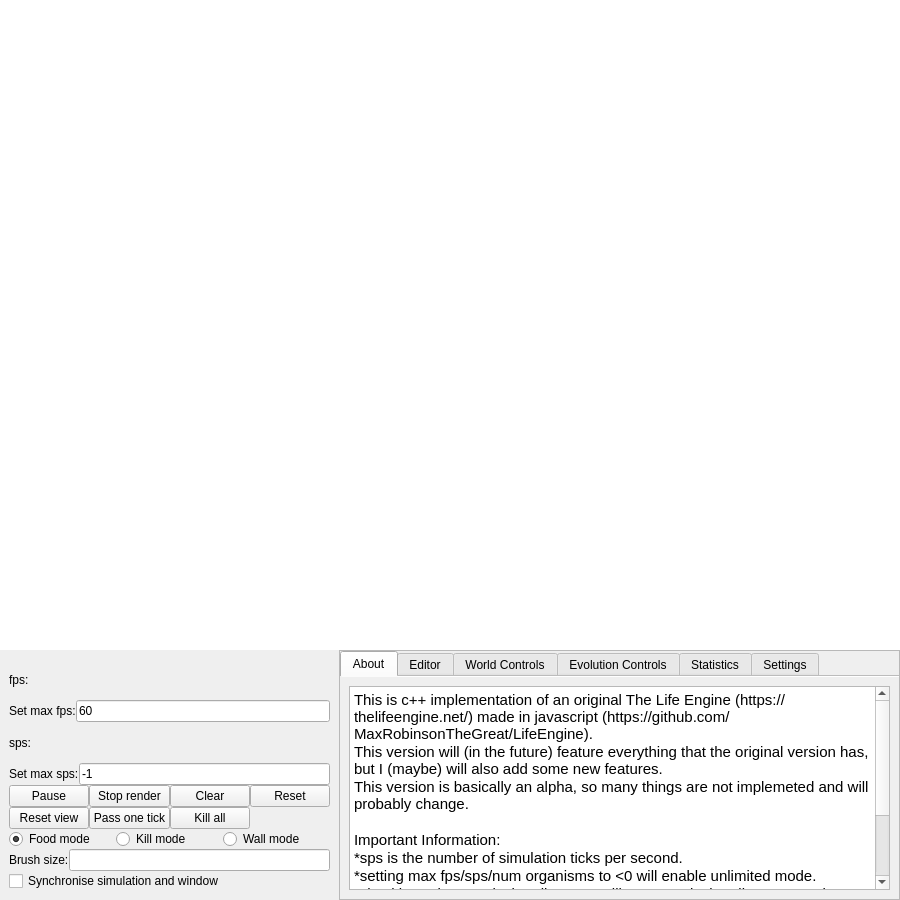
The window that LifeEngineCpp/UiFiles/mainwindow.ui (SuperSpaceEye/LifeEngineExtended) describes before a commit, drawn with Qt 5.
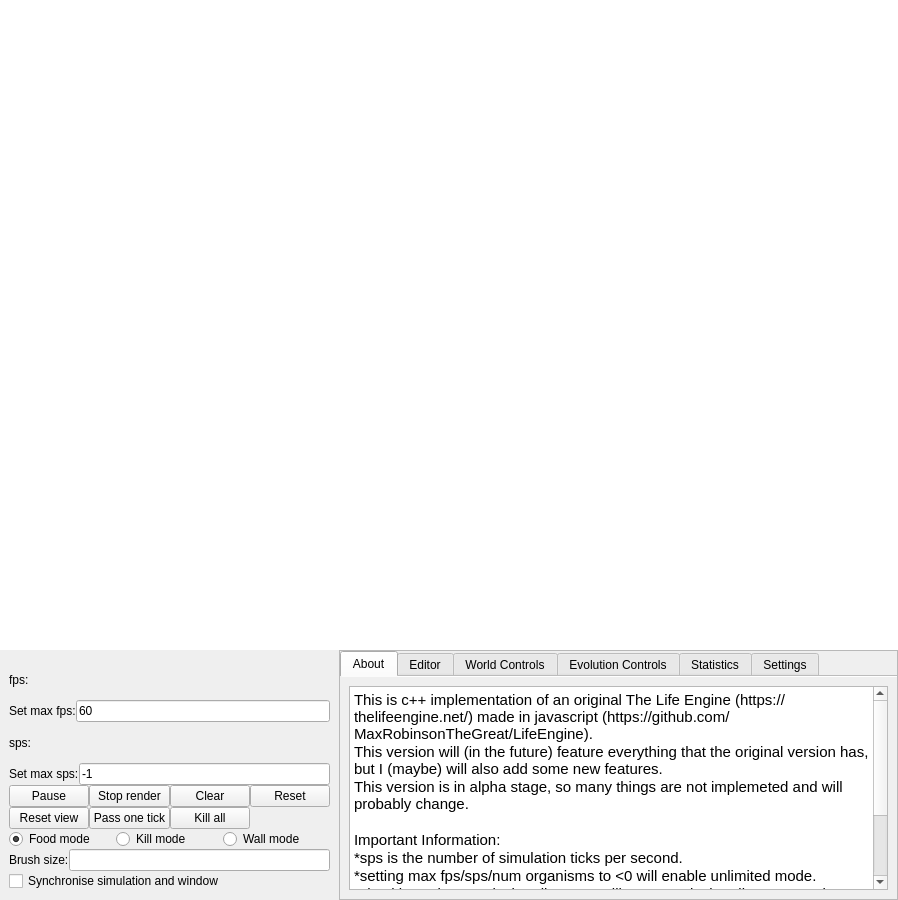
The same window after the commit.

Diff of the .ui file:
```diff
--- a/LifeEngineCpp/UiFiles/mainwindow.ui
+++ b/LifeEngineCpp/UiFiles/mainwindow.ui
@@ -6,7 +6,7 @@
    <rect>
     <x>0</x>
     <y>0</y>
-    <width>900</width>
+    <width>898</width>
     <height>900</height>
    </rect>
   </property>
@@ -420,7 +420,7 @@
 &lt;/style&gt;&lt;/head&gt;&lt;body style=&quot; font-family:'Ubuntu'; font-size:11pt; font-weight:400; font-style:normal;&quot;&gt;
 &lt;p style=&quot; margin-top:0px; margin-bottom:0px; margin-left:0px; margin-right:0px; -qt-block-indent:0; text-indent:0px;&quot;&gt;This is c++ implementation of an original The Life Engine (https://thelifeengine.net/) made in javascript (https://github.com/MaxRobinsonTheGreat/LifeEngine).&lt;/p&gt;
 &lt;p style=&quot; margin-top:0px; margin-bottom:0px; margin-left:0px; margin-right:0px; -qt-block-indent:0; text-indent:0px;&quot;&gt;This version will (in the future) feature everything that the original version has, but I (maybe) will also add some new features.&lt;/p&gt;
-&lt;p style=&quot; margin-top:0px; margin-bottom:0px; margin-left:0px; margin-right:0px; -qt-block-indent:0; text-indent:0px;&quot;&gt;This version is basically an alpha, so many things are not implemeted and will probably change.&lt;/p&gt;
+&lt;p style=&quot; margin-top:0px; margin-bottom:0px; margin-left:0px; margin-right:0px; -qt-block-indent:0; text-indent:0px;&quot;&gt;This version is in alpha stage, so many things are not implemeted and will probably change.&lt;/p&gt;
 &lt;p style=&quot;-qt-paragraph-type:empty; margin-top:0px; margin-bottom:0px; margin-left:0px; margin-right:0px; -qt-block-indent:0; text-indent:0px;&quot;&gt;&lt;br /&gt;&lt;/p&gt;
 &lt;p style=&quot; margin-top:0px; margin-bottom:0px; margin-left:0px; margin-right:0px; -qt-block-indent:0; text-indent:0px;&quot;&gt;Important Information:&lt;/p&gt;
 &lt;p style=&quot; margin-top:0px; margin-bottom:0px; margin-left:0px; margin-right:0px; -qt-block-indent:0; text-indent:0px;&quot;&gt;*sps is the number of simulation ticks per second.&lt;/p&gt;
```
Left out of the diff: 29 changed lines with no effect on the pictures.
